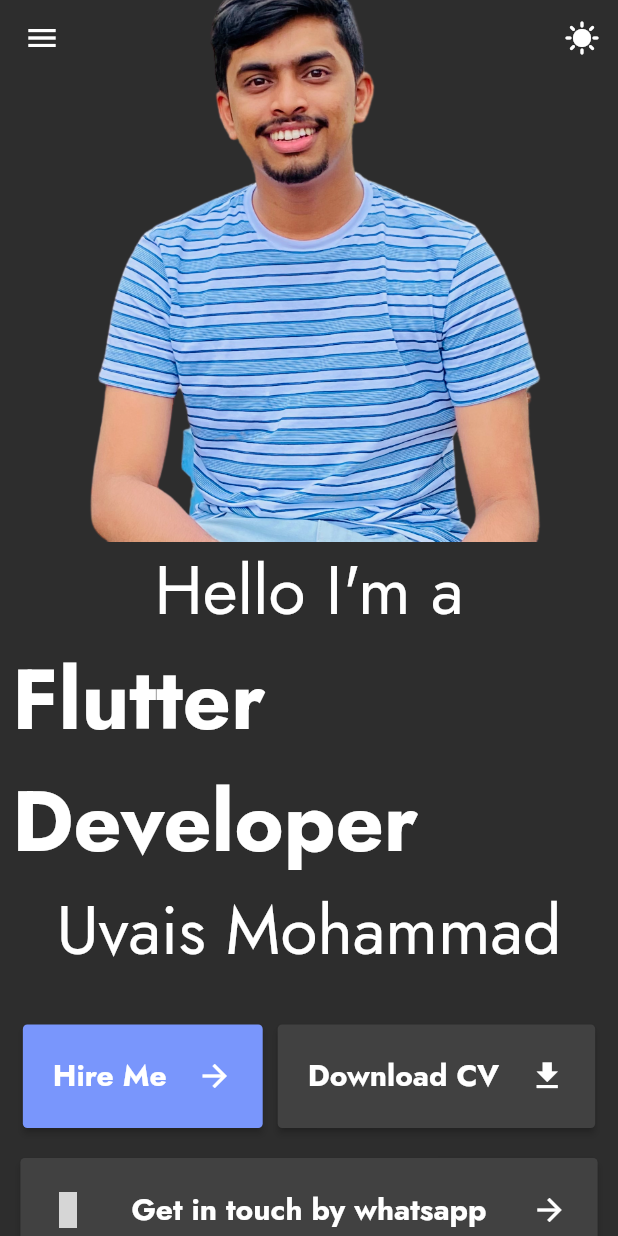
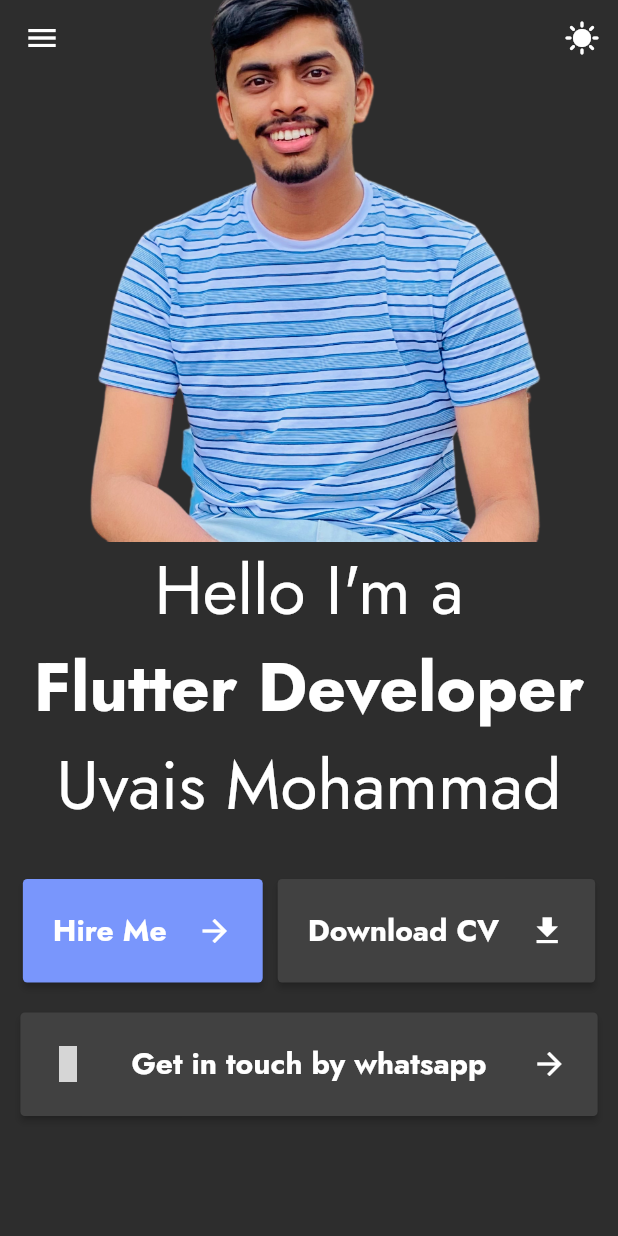
Before and after one commit to Uvais-Mohammad/portfolio, a Flutter app: the screen it shows after launch, scrolled down 97 dp, on a phone screen of 412 x 824 dp. Run offline on Flutter 3.47's test engine with Material 2 defaults, Android fonts, the phone set to English and light mode, and no system bars; drawn by our look-alikes of animated_text_kit; our stand-ins replace google_fonts; statements that could not run were skipped; grey boxes are pictures that could not be loaded.

Commit message:
refactor : refactored home body header

```diff
--- a/lib/constants/constants.dart
+++ b/lib/constants/constants.dart
@@ -4,5 +4,7 @@ import 'package:google_fonts/google_fonts.dart';
 const lightBackGroundColor = Color(0xFF7996FC);
 const floralWhite = Color(0xFFFBF8F3);
 const darkBackGroundColor = Color(0xFF2D2D2D);
-const lightWhite= Color(0xFF414141);
-final font=GoogleFonts.jost().fontFamily;
+const lightWhite = Color(0xFF414141);
+final font = GoogleFonts.jost().fontFamily;
+const String resumeUrl =
+    'https://drive.google.com/file/d/1QI_QSHZZEukAKPr6HR3W9T3JFc09-wFN/view?usp=sharing';
--- a/lib/widgets/home_header/home_body_header.dart
+++ b/lib/widgets/home_header/home_body_header.dart
@@ -16,43 +16,19 @@ class HomeBodyHeader extends StatelessWidget {
   Widget build(BuildContext context) {
     return Responsive.isSmallScreen(context) ||
             Responsive.isMediumScreen(context)
-        ? Padding(
-            padding: const EdgeInsets.all(8.0),
-            child: Column(
-              mainAxisAlignment: MainAxisAlignment.center,
-              crossAxisAlignment: CrossAxisAlignment.center,
-              children: [
-                const MyImage(),
-                const Salutation(fontSize: 45),
-                const MyDesignation(),
-                const MyName(fontSize: 45),
-                const SizedBox(height: 30),
-                Row(
-                  mainAxisAlignment: MainAxisAlignment.center,
-                  children: [
-                    PrimaryButton(
-                      'Hire Me',
-                      primary: lightBackGroundColor,
-                      onPressed: () {},
-                    ),
-                    const SizedBox(
-                      width: 10,
-                    ),
-                    PrimaryButton(
-                      'Download CV',
-                      icon: Icons.download,
-                      onPressed: () {},
-                    ),
-                  ],
-                ),
-                const SizedBox(
-                  height: 20,
-                ),
-                const WhatsappButton(),
-              ],
-            ),
-          )
-        : Padding(
+        ? const MobileView()
+        : const LargeView();
+  }
+}
+
+class LargeView extends StatelessWidget {
+  const LargeView({
+    Key? key,
+  }) : super(key: key);
+
+  @override
+  Widget build(BuildContext context) {
+    return Padding(
       padding: const EdgeInsets.all(8.0),
       child: Row(
         mainAxisAlignment: MainAxisAlignment.spaceAround,
@@ -64,30 +40,17 @@ class HomeBodyHeader extends StatelessWidget {
               mainAxisAlignment: MainAxisAlignment.start,
               crossAxisAlignment: CrossAxisAlignment.start,
               children: [
-                      const Salutation(fontSize: 45),
-                      const MyDesignation(fontSize: 45),
+                const Salutation(),
+                const MyDesignation(),
                 const MyName(),
                 const SizedBox(height: 30),
                 Row(
                   mainAxisAlignment: MainAxisAlignment.start,
                   crossAxisAlignment: CrossAxisAlignment.start,
-                        children: [
-                          PrimaryButton(
-                            'Hire Me',
-                            primary: lightBackGroundColor,
-                            onPressed: () {},
-                          ),
-                          const SizedBox(
-                            width: 10,
-                          ),
-                          PrimaryButton(
-                            'Download CV',
-                            icon: Icons.download,
-                            onPressed: () {
-                              launchUrl(Uri.parse(
-                                  'https://drive.google.com/file/d/1QI_QSHZZEukAKPr6HR3W9T3JFc09-wFN/view?usp=sharing'));
-                            },
-                          ),
+                  children: const [
+                    HireMe(),
+                    SizedBox(width: 10),
+                    DownloadCv(),
                   ],
                 ),
                 const SizedBox(height: 20),
@@ -100,3 +63,71 @@ class HomeBodyHeader extends StatelessWidget {
     );
   }
 }
+
+class MobileView extends StatelessWidget {
+  const MobileView({
+    Key? key,
+  }) : super(key: key);
+
+  @override
+  Widget build(BuildContext context) {
+    return Padding(
+      padding: const EdgeInsets.all(8.0),
+      child: Column(
+        mainAxisAlignment: MainAxisAlignment.center,
+        crossAxisAlignment: CrossAxisAlignment.center,
+        children: [
+          const MyImage(),
+          const Salutation(fontSize: 45),
+          const MyDesignation(fontSize: 45,),
+          const MyName(fontSize: 45),
+          const SizedBox(height: 30),
+          Row(
+            mainAxisAlignment: MainAxisAlignment.center,
+            children: const [
+              HireMe(),
+              SizedBox(width: 10),
+              DownloadCv(),
+            ],
+          ),
+          const SizedBox(
+            height: 20,
+          ),
+          const WhatsappButton(),
+        ],
+      ),
+    );
+  }
+}
+
+class DownloadCv extends StatelessWidget {
+  const DownloadCv({
+    Key? key,
+  }) : super(key: key);
+
+  @override
+  Widget build(BuildContext context) {
+    return PrimaryButton(
+      'Download CV',
+      icon: Icons.download,
+      onPressed: () {
+        launchUrl(Uri.parse(resumeUrl));
+      },
+    );
+  }
+}
+
+class HireMe extends StatelessWidget {
+  const HireMe({
+    Key? key,
+  }) : super(key: key);
+
+  @override
+  Widget build(BuildContext context) {
+    return PrimaryButton(
+      'Hire Me',
+      primary: lightBackGroundColor,
+      onPressed: () {},
+    );
+  }
+}
```
Lines whose indentation alone changed are shown as unchanged.
